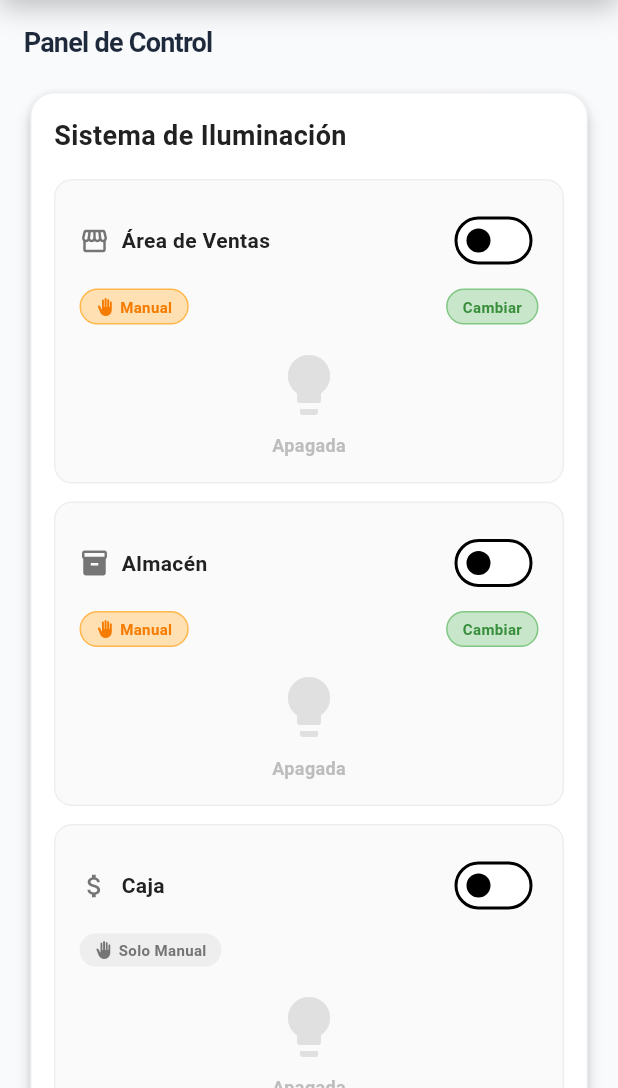
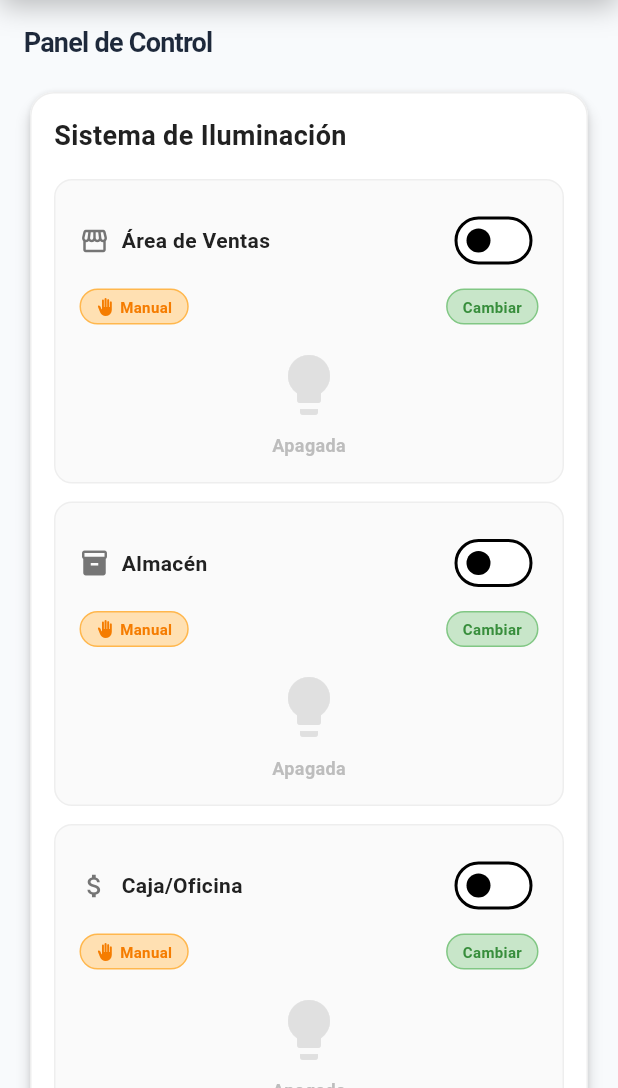
Before and after one commit to abigailpena191203-create/ElectroyaoAppFlutter, a Flutter app: the screen it shows after launch, after a tap on the "light mode" icon, on a phone screen of 412 x 824 dp, the part 148-1236 px from its top. Run offline on Flutter 3.47's test engine with Material 3 defaults, Android fonts, the phone set to English and light mode, and no system bars; our stand-ins replace supabase_flutter; accounts and stored records are empty.

Commit message:
Fix: Add select() confirmation to Supabase updates and fix Caja/Oficina DB match

```diff
--- a/electro_yao_app/lib/components/lighting_module.dart
+++ b/electro_yao_app/lib/components/lighting_module.dart
@@ -259,8 +259,8 @@ class _LightingModuleState extends State<LightingModule> {
     final almacenOn = dispProvider.isDispositivoOn('Almacén');
     final almacenManual = dispProvider.isDispositivoManual('Almacén');
 
-    final cajaOn = dispProvider.isDispositivoOn('Caja');
-    final cajaManual = dispProvider.isDispositivoManual('Caja');
+    final cajaOn = dispProvider.isDispositivoOn('Caja/Oficina');
+    final cajaManual = dispProvider.isDispositivoManual('Caja/Oficina');
 
     return Card(
       elevation: isDark ? 0 : 4,
@@ -318,12 +318,16 @@ class _LightingModuleState extends State<LightingModule> {
             _buildLightControl(
               context,
               icon: Icons.attach_money,
-              label: 'Caja',
+              label: 'Caja/Oficina',
               isOn: cajaOn,
-              hasAutoMode: false,
+              hasAutoMode: true,
+              isAutoMode: !cajaManual,
               isDark: isDark,
               onToggle: (val) {
-                dispProvider.toggleDispositivo('Caja', val);
+                dispProvider.toggleDispositivo('Caja/Oficina', val);
+              },
+              onAutoModeToggle: () async {
+                await dispProvider.toggleAutoMode('Caja/Oficina');
               },
             ),
           ],
--- a/electro_yao_app/lib/services/supabase_service.dart
+++ b/electro_yao_app/lib/services/supabase_service.dart
@@ -11,6 +11,9 @@ class SupabaseService {
     await Supabase.initialize(
       url: url,
       anonKey: anonKey,
+      realtimeClientOptions: const RealtimeClientOptions(
+        eventsPerSecond: 40,
+      ),
     );
   }
 
```
Also changed, not shown: electro_yao_app/lib/providers/dispositivos_provider.dart (+11 -7 lines).
